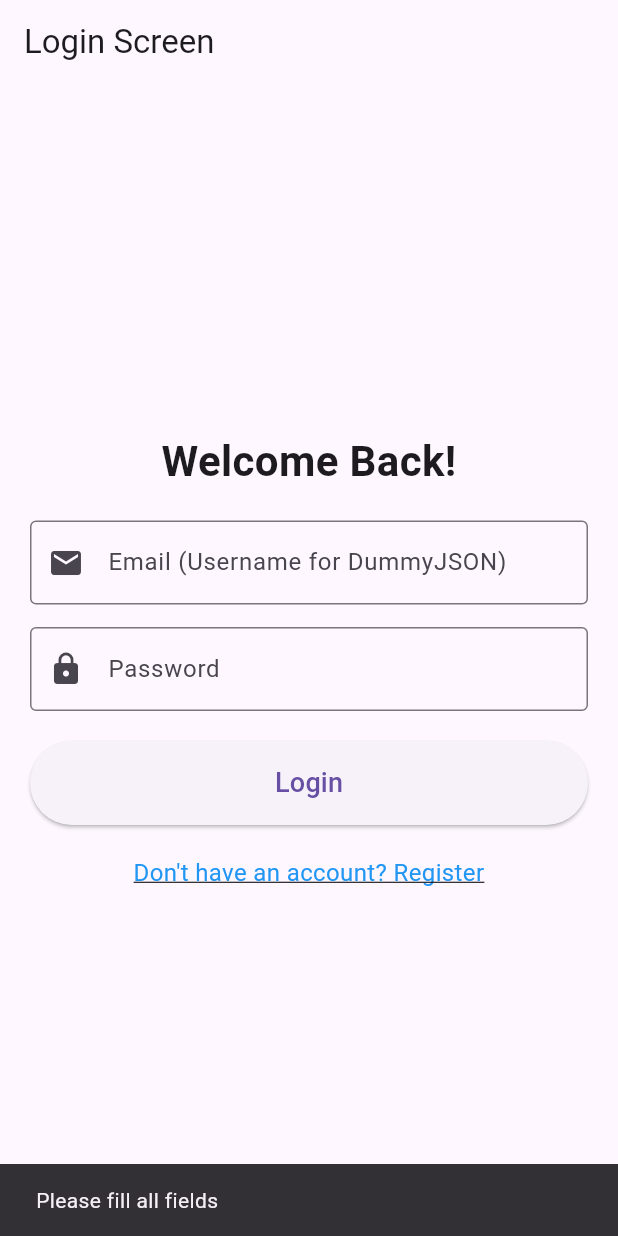
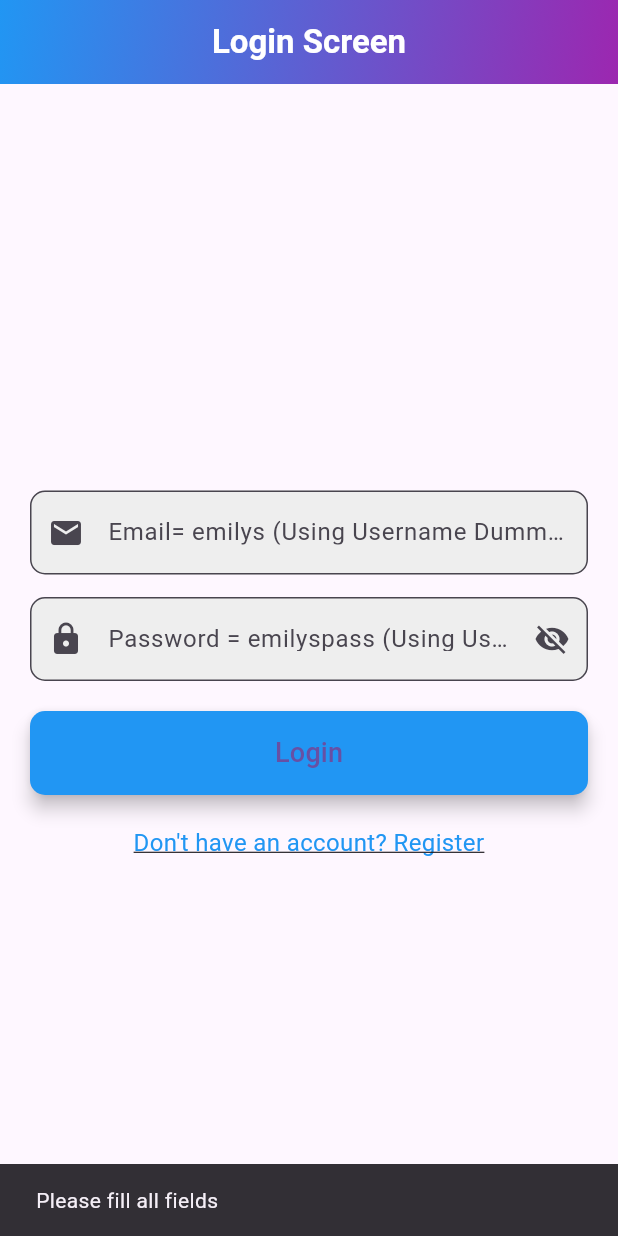
Before and after one commit to Revienne/Login_using_auth_with_dummyJsonAPI, a Flutter app: the screen it shows after launch, after a tap on "Login", on a phone screen of 412 x 824 dp. Run offline on Flutter 3.47's test engine with Material 3 defaults, Android fonts, the phone set to English and light mode, and no system bars; our stand-ins replace get, get_storage; network calls fail.

Commit message:
first commit

```diff
--- a/lib/login_page.dart
+++ b/lib/login_page.dart
@@ -1,12 +1,18 @@
 import 'dart:convert'; // For encoding/decoding JSON
 import 'package:flutter/material.dart';
 import 'package:get_storage/get_storage.dart';
-import 'package:http/http.dart' as http; // For HTTP requests
+import 'package:http/http.dart' as http;
 import 'package:get/get.dart';
 
-class Login extends StatelessWidget {
+class Login extends StatefulWidget {
+  @override
+  State<Login> createState() => _LoginState();
+}
+
+class _LoginState extends State<Login> {
   final TextEditingController emailController = TextEditingController();
   final TextEditingController passwordController = TextEditingController();
+  bool isPasswordVisible = false; // State for password visibility
 
   Future<void> authenticate(BuildContext context) async {
     final email = emailController.text.trim();
@@ -25,7 +31,7 @@ class Login extends StatelessWidget {
       final response = await http.post(Uri.parse(loginUrl),
           headers: {'Content-Type': 'application/json'},
           body: jsonEncode({
-            'username': email, // Use 'username' for DummyJSON
+            'username': email,
             'password': password,
           }));
 
@@ -33,14 +39,10 @@ class Login extends StatelessWidget {
       print('Response Data: $data');
 
       if (response.statusCode == 200 && data['accessToken'] != null) {
-        // Save token locally
         final box = GetStorage();
-        box.write('accessToken', data['accessToken']); // Save access token
-        box.write('userData', data); // Save entire user data (optional)
-
-        // Navigate to dashboard
-        Get.offAllNamed(
-            '/dashboard'); // Use offAllNamed to remove login screen from navigation stack
+        box.write('accessToken', data['accessToken']);
+        box.write('userData', data);
+        Get.offAllNamed('/dashboard');
       } else {
         ScaffoldMessenger.of(context).showSnackBar(
           SnackBar(content: Text(data['message'] ?? 'Login failed')),
@@ -57,7 +59,25 @@ class Login extends StatelessWidget {
   Widget build(BuildContext context) {
     return Scaffold(
       appBar: AppBar(
-        title: const Text('Login Screen'),
+        flexibleSpace: Container(
+          decoration: const BoxDecoration(
+            gradient: LinearGradient(
+              colors: [Colors.blue, Colors.purple],
+              begin: Alignment.topLeft,
+              end: Alignment.bottomRight,
+            ),
+          ),
+        ),
+        title: const Text(
+          'Login Screen',
+          style: TextStyle(
+            fontSize: 22,
+            fontWeight: FontWeight.bold,
+            color: Colors.white,
+          ),
+        ),
+        centerTitle: true,
+        elevation: 0,
       ),
       body: Padding(
         padding: const EdgeInsets.all(20.0),
@@ -65,57 +85,63 @@ class Login extends StatelessWidget {
           mainAxisAlignment: MainAxisAlignment.center,
           crossAxisAlignment: CrossAxisAlignment.stretch,
           children: [
-            // Title
-            const Text(
-              "Welcome Back!",
-              style: TextStyle(
-                fontSize: 28,
-                fontWeight: FontWeight.bold,
-              ),
-              textAlign: TextAlign.center,
-            ),
             const SizedBox(height: 20),
-
-            // Email TextField
             TextField(
               controller: emailController,
-              decoration: const InputDecoration(
-                labelText: 'Email (Username for DummyJSON)',
-                border: OutlineInputBorder(),
-                prefixIcon: Icon(Icons.email),
+              decoration: InputDecoration(
+                labelText: 'Email= emilys (Using Username DummyJSON)',
+                border: OutlineInputBorder(
+                  borderRadius: BorderRadius.circular(10.0),
+                ),
+                prefixIcon: const Icon(Icons.email),
+                filled: true,
+                fillColor: Colors.grey[200],
               ),
               keyboardType: TextInputType.emailAddress,
             ),
             const SizedBox(height: 15),
-
-            // Password TextField
             TextField(
               controller: passwordController,
-              decoration: const InputDecoration(
-                labelText: 'Password',
-                border: OutlineInputBorder(),
-                prefixIcon: Icon(Icons.lock),
+              decoration: InputDecoration(
+                labelText: 'Password = emilyspass (Using Username DummyJSON)',
+                border: OutlineInputBorder(
+                  borderRadius: BorderRadius.circular(10.0),
+                ),
+                prefixIcon: const Icon(Icons.lock),
+                filled: true,
+                fillColor: Colors.grey[200],
+                suffixIcon: IconButton(
+                  icon: Icon(
+                    isPasswordVisible ? Icons.visibility : Icons.visibility_off,
+                  ),
+                  onPressed: () {
+                    setState(() {
+                      isPasswordVisible = !isPasswordVisible; // Toggle visibility
+                    });
+                  },
+                ),
               ),
-              // obscureText: true, // Hides the password
+              obscureText: !isPasswordVisible, // Toggle password visibility
             ),
             const SizedBox(height: 20),
-
-            // Login Button
             ElevatedButton(
               onPressed: () {
-                authenticate(context); // Trigger authentication
+                authenticate(context);
               },
               style: ElevatedButton.styleFrom(
                 padding: const EdgeInsets.symmetric(vertical: 15),
+                shape: RoundedRectangleBorder(
+                  borderRadius: BorderRadius.circular(10.0),
+                ),
+                elevation: 5,
+                backgroundColor: Colors.blue,
               ),
               child: const Text(
                 'Login',
                 style: TextStyle(fontSize: 18),
               ),
             ),
-
             const SizedBox(height: 20),
-            // Register Link
             GestureDetector(
               onTap: () {
                 ScaffoldMessenger.of(context).showSnackBar(
```
Also changed, not shown: lib/dashboard_page.dart (+96 -6 lines).
